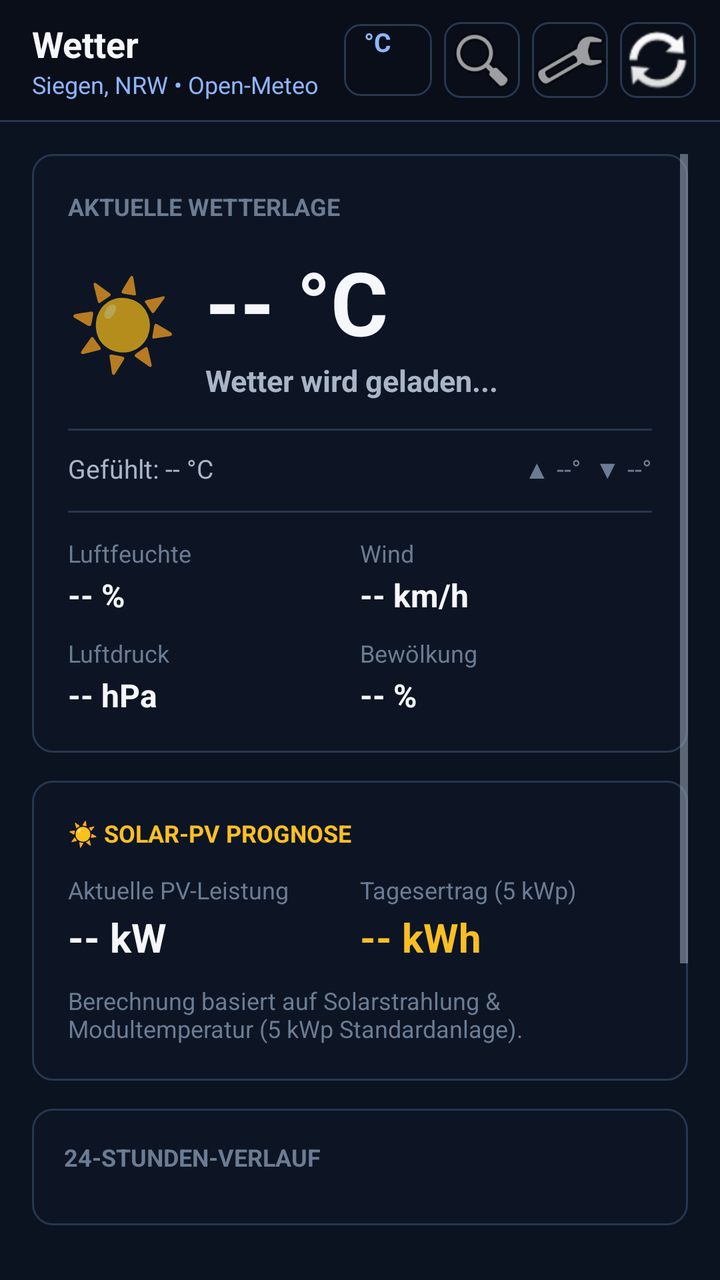
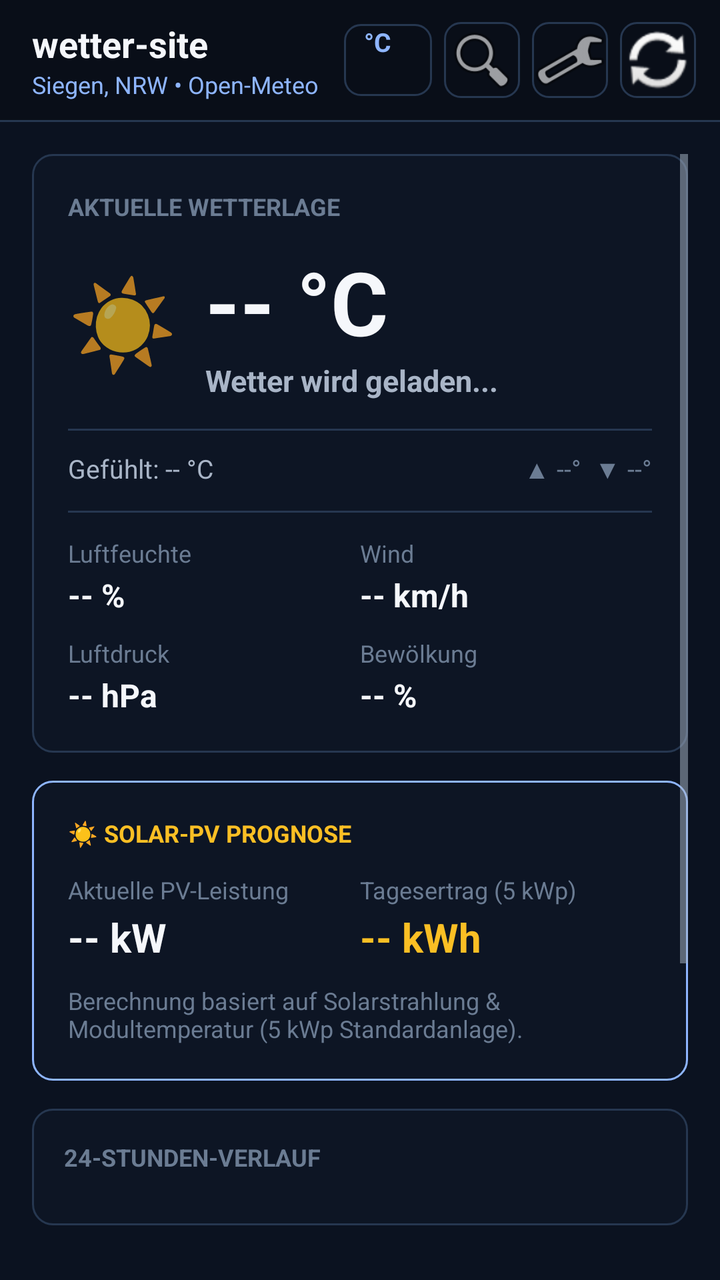

The first picture is an Android layout as it rendered before a commit; the second is the same layout after the commit. The layout source and the unified diff follow.
<!-- AndroidManifest.xml: application theme Theme.Wetter -->
<!-- res/layout/activity_main.xml -->
<?xml version="1.0" encoding="utf-8"?>
<LinearLayout xmlns:android="http://schemas.android.com/apk/res/android"
    android:layout_width="match_parent"
    android:layout_height="match_parent"
    android:background="@color/bg_page"
    android:orientation="vertical">

    
    <LinearLayout
        android:layout_width="match_parent"
        android:layout_height="60dp"
        android:background="@color/bg_surface"
        android:gravity="center_vertical"
        android:orientation="horizontal"
        android:paddingStart="16dp"
        android:paddingEnd="12dp">

        <LinearLayout
            android:id="@+id/btn_location_header"
            android:layout_width="0dp"
            android:layout_height="match_parent"
            android:layout_weight="1"
            android:gravity="center_vertical"
            android:orientation="vertical">

            <TextView
                android:id="@+id/tv_app_title"
                android:layout_width="wrap_content"
                android:layout_height="wrap_content"
                android:text="@string/app_name"
                android:textColor="@color/text_primary"
                android:textSize="18sp"
                android:textStyle="bold" />

            <TextView
                android:id="@+id/tv_location_name"
                android:layout_width="wrap_content"
                android:layout_height="wrap_content"
                android:ellipsize="end"
                android:maxLines="1"
                android:text="Siegen, NRW • Open-Meteo"
                android:textColor="@color/brand_blue"
                android:textSize="12sp" />
        </LinearLayout>

        <Button
            android:id="@+id/btn_unit_toggle"
            android:layout_width="wrap_content"
            android:layout_height="36dp"
            android:layout_marginEnd="6dp"
            android:background="@drawable/btn_bg"
            android:minWidth="44dp"
            android:paddingStart="10dp"
            android:paddingEnd="10dp"
            android:text="°C"
            android:textColor="@color/brand_blue"
            android:textSize="13sp"
            android:textStyle="bold" />

        <ImageButton
            android:id="@+id/btn_search"
            android:layout_width="38dp"
            android:layout_height="38dp"
            android:layout_marginEnd="6dp"
            android:background="@drawable/btn_bg"
            android:contentDescription="@string/search_title"
            android:src="@android:drawable/ic_menu_search" />

        <ImageButton
            android:id="@+id/btn_settings"
            android:layout_width="38dp"
            android:layout_height="38dp"
            android:layout_marginEnd="6dp"
            android:background="@drawable/btn_bg"
            android:contentDescription="@string/settings"
            android:src="@android:drawable/ic_menu_preferences" />

        <ImageButton
            android:id="@+id/btn_refresh"
            android:layout_width="38dp"
            android:layout_height="38dp"
            android:background="@drawable/btn_bg"
            android:contentDescription="@string/refresh"
            android:src="@android:drawable/ic_popup_sync" />
    </LinearLayout>

    <View
        android:layout_width="match_parent"
        android:layout_height="1dp"
        android:background="@color/border_subtle" />

    
    <LinearLayout
        android:id="@+id/search_bar_layout"
        android:layout_width="match_parent"
        android:layout_height="wrap_content"
        android:background="@color/bg_surface"
        android:orientation="vertical"
        android:padding="12dp"
        android:visibility="gone">

        <LinearLayout
            android:layout_width="match_parent"
            android:layout_height="wrap_content"
            android:orientation="horizontal">

            <EditText
                android:id="@+id/et_search_query"
                android:layout_width="0dp"
                android:layout_height="42dp"
                android:layout_weight="1"
                android:background="@drawable/btn_bg"
                android:hint="@string/search_hint"
                android:imeOptions="actionSearch"
                android:inputType="text"
                android:paddingStart="12dp"
                android:paddingEnd="12dp"
                android:textColor="@color/text_primary"
                android:textColorHint="@color/text_muted"
                android:textSize="13sp" />

            <Button
                android:id="@+id/btn_search_submit"
                android:layout_width="wrap_content"
                android:layout_height="42dp"
                android:layout_marginStart="8dp"
                android:background="@drawable/btn_bg"
                android:text="Suchen"
                android:textColor="@color/brand_blue"
                android:textSize="13sp"
                android:textStyle="bold" />
        </LinearLayout>

        <LinearLayout
            android:id="@+id/search_results_container"
            android:layout_width="match_parent"
            android:layout_height="wrap_content"
            android:layout_marginTop="8dp"
            android:orientation="vertical" />
    </LinearLayout>

    
    <TextView
        android:id="@+id/tv_status_banner"
        android:layout_width="match_parent"
        android:layout_height="wrap_content"
        android:background="@color/bg_card_hover"
        android:gravity="center"
        android:padding="8dp"
        android:text="@string/loading"
        android:textColor="@color/text_muted"
        android:textSize="12sp"
        android:visibility="gone" />

    
    <ScrollView
        android:layout_width="match_parent"
        android:layout_height="0dp"
        android:layout_weight="1"
        android:fillViewport="true"
        android:padding="16dp">

        <LinearLayout
            android:layout_width="match_parent"
            android:layout_height="wrap_content"
            android:orientation="vertical">

            
            <LinearLayout
                android:layout_width="match_parent"
                android:layout_height="wrap_content"
                android:background="@drawable/card_bg"
                android:orientation="vertical"
                android:padding="18dp">

                <TextView
                    android:layout_width="wrap_content"
                    android:layout_height="wrap_content"
                    android:text="@string/current_weather"
                    android:textAllCaps="true"
                    android:textColor="@color/text_muted"
                    android:textSize="12sp"
                    android:textStyle="bold" />

                
                <LinearLayout
                    android:layout_width="match_parent"
                    android:layout_height="wrap_content"
                    android:layout_marginTop="10dp"
                    android:gravity="center_vertical"
                    android:orientation="horizontal">

                    <TextView
                        android:id="@+id/tv_hero_icon"
                        android:layout_width="wrap_content"
                        android:layout_height="wrap_content"
                        android:layout_marginEnd="14dp"
                        android:text="☀️"
                        android:textSize="44sp" />

                    <LinearLayout
                        android:layout_width="0dp"
                        android:layout_height="wrap_content"
                        android:layout_weight="1"
                        android:orientation="vertical">

                        <TextView
                            android:id="@+id/tv_hero_temp"
                            android:layout_width="wrap_content"
                            android:layout_height="wrap_content"
                            android:text="-- °C"
                            android:textColor="@color/text_primary"
                            android:textSize="44sp"
                            android:textStyle="bold" />

                        <TextView
                            android:id="@+id/tv_hero_condition"
                            android:layout_width="wrap_content"
                            android:layout_height="wrap_content"
                            android:text="Wetter wird geladen..."
                            android:textColor="@color/text_secondary"
                            android:textSize="15sp"
                            android:textStyle="bold" />
                    </LinearLayout>
                </LinearLayout>

                <View
                    android:layout_width="match_parent"
                    android:layout_height="1dp"
                    android:layout_marginTop="14dp"
                    android:background="@color/border_subtle" />

                
                <LinearLayout
                    android:layout_width="match_parent"
                    android:layout_height="wrap_content"
                    android:layout_marginTop="10dp"
                    android:gravity="center_vertical"
                    android:orientation="horizontal">

                    <TextView
                        android:id="@+id/tv_hero_apparent"
                        android:layout_width="0dp"
                        android:layout_height="wrap_content"
                        android:layout_weight="1"
                        android:text="Gefühlt: -- °C"
                        android:textColor="@color/text_secondary"
                        android:textSize="13sp" />

                    <TextView
                        android:id="@+id/tv_hero_minmax"
                        android:layout_width="wrap_content"
                        android:layout_height="wrap_content"
                        android:text="▲ --°  ▼ --°"
                        android:textColor="@color/text_muted"
                        android:textSize="13sp" />
                </LinearLayout>

                <View
                    android:layout_width="match_parent"
                    android:layout_height="1dp"
                    android:layout_marginTop="12dp"
                    android:background="@color/border_subtle" />

                
                <LinearLayout
                    android:layout_width="match_parent"
                    android:layout_height="wrap_content"
                    android:layout_marginTop="12dp"
                    android:orientation="horizontal">

                    <LinearLayout
                        android:layout_width="0dp"
                        android:layout_height="wrap_content"
                        android:layout_weight="1"
                        android:orientation="vertical">

                        <TextView
                            android:layout_width="wrap_content"
                            android:layout_height="wrap_content"
                            android:text="@string/humidity"
                            android:textColor="@color/text_muted"
                            android:textSize="12sp" />

                        <TextView
                            android:id="@+id/tv_metric_humidity"
                            android:layout_width="wrap_content"
                            android:layout_height="wrap_content"
                            android:layout_marginTop="2dp"
                            android:text="-- %"
                            android:textColor="@color/text_primary"
                            android:textSize="16sp"
                            android:textStyle="bold" />
                    </LinearLayout>

                    <LinearLayout
                        android:layout_width="0dp"
                        android:layout_height="wrap_content"
                        android:layout_weight="1"
                        android:orientation="vertical">

                        <TextView
                            android:layout_width="wrap_content"
                            android:layout_height="wrap_content"
                            android:text="@string/wind"
                            android:textColor="@color/text_muted"
                            android:textSize="12sp" />

                        <TextView
                            android:id="@+id/tv_metric_wind"
                            android:layout_width="wrap_content"
                            android:layout_height="wrap_content"
                            android:layout_marginTop="2dp"
                            android:text="-- km/h"
                            android:textColor="@color/text_primary"
                            android:textSize="16sp"
                            android:textStyle="bold" />
                    </LinearLayout>
                </LinearLayout>

                <LinearLayout
                    android:layout_width="match_parent"
                    android:layout_height="wrap_content"
                    android:layout_marginTop="10dp"
                    android:orientation="horizontal">

                    <LinearLayout
                        android:layout_width="0dp"
                        android:layout_height="wrap_content"
                        android:layout_weight="1"
                        android:orientation="vertical">

                        <TextView
                            android:layout_width="wrap_content"
                            android:layout_height="wrap_content"
                            android:text="@string/pressure"
                            android:textColor="@color/text_muted"
                            android:textSize="12sp" />

                        <TextView
                            android:id="@+id/tv_metric_pressure"
                            android:layout_width="wrap_content"
                            android:layout_height="wrap_content"
                            android:layout_marginTop="2dp"
                            android:text="-- hPa"
                            android:textColor="@color/text_primary"
                            android:textSize="16sp"
                            android:textStyle="bold" />
                    </LinearLayout>

                    <LinearLayout
                        android:layout_width="0dp"
                        android:layout_height="wrap_content"
                        android:layout_weight="1"
                        android:orientation="vertical">

                        <TextView
                            android:layout_width="wrap_content"
                            android:layout_height="wrap_content"
                            android:text="@string/cloud_cover"
                            android:textColor="@color/text_muted"
                            android:textSize="12sp" />

                        <TextView
                            android:id="@+id/tv_metric_cloud"
                            android:layout_width="wrap_content"
                            android:layout_height="wrap_content"
                            android:layout_marginTop="2dp"
                            android:text="-- %"
                            android:textColor="@color/text_primary"
                            android:textSize="16sp"
                            android:textStyle="bold" />
                    </LinearLayout>
                </LinearLayout>
            </LinearLayout>

            
            <LinearLayout
                android:layout_width="match_parent"
                android:layout_height="wrap_content"
                android:layout_marginTop="14dp"
                android:background="@drawable/card_bg"
                android:orientation="vertical"
                android:padding="18dp">

                <TextView
                    android:layout_width="wrap_content"
                    android:layout_height="wrap_content"
                    android:text="@string/solar_pv"
                    android:textAllCaps="true"
                    android:textColor="@color/pv_accent"
                    android:textSize="12sp"
                    android:textStyle="bold" />

                <LinearLayout
                    android:layout_width="match_parent"
                    android:layout_height="wrap_content"
                    android:layout_marginTop="12dp"
                    android:orientation="horizontal">

                    <LinearLayout
                        android:layout_width="0dp"
                        android:layout_height="wrap_content"
                        android:layout_weight="1"
                        android:orientation="vertical">

                        <TextView
                            android:layout_width="wrap_content"
                            android:layout_height="wrap_content"
                            android:text="@string/pv_power"
                            android:textColor="@color/text_muted"
                            android:textSize="12sp" />

                        <TextView
                            android:id="@+id/tv_pv_current"
                            android:layout_width="wrap_content"
                            android:layout_height="wrap_content"
                            android:layout_marginTop="2dp"
                            android:text="-- kW"
                            android:textColor="@color/text_primary"
                            android:textSize="20sp"
                            android:textStyle="bold" />
                    </LinearLayout>

                    <LinearLayout
                        android:layout_width="0dp"
                        android:layout_height="wrap_content"
                        android:layout_weight="1"
                        android:orientation="vertical">

                        <TextView
                            android:layout_width="wrap_content"
                            android:layout_height="wrap_content"
                            android:text="@string/pv_today"
                            android:textColor="@color/text_muted"
                            android:textSize="12sp" />

                        <TextView
                            android:id="@+id/tv_pv_energy"
                            android:layout_width="wrap_content"
                            android:layout_height="wrap_content"
                            android:layout_marginTop="2dp"
                            android:text="-- kWh"
                            android:textColor="@color/pv_accent"
                            android:textSize="20sp"
                            android:textStyle="bold" />
                    </LinearLayout>
                </LinearLayout>

                <TextView
                    android:layout_width="wrap_content"
                    android:layout_height="wrap_content"
                    android:layout_marginTop="10dp"
                    android:text="Berechnung basiert auf Solarstrahlung &amp; Modultemperatur (5 kWp Standardanlage)."
                    android:textColor="@color/text_muted"
                    android:textSize="12sp" />
            </LinearLayout>

            
            <LinearLayout
                android:layout_width="match_parent"
                android:layout_height="wrap_content"
                android:layout_marginTop="14dp"
                android:background="@drawable/card_bg"
                android:orientation="vertical"
                android:padding="16dp">

                <TextView
                    android:layout_width="wrap_content"
                    android:layout_height="wrap_content"
                    android:text="@string/hourly_forecast"
                    android:textAllCaps="true"
                    android:textColor="@color/text_muted"
                    android:textSize="12sp"
                    android:textStyle="bold" />

                <HorizontalScrollView
                    android:layout_width="match_parent"
                    android:layout_height="wrap_content"
                    android:layout_marginTop="10dp"
                    android:scrollbars="none">

                    <LinearLayout
                        android:id="@+id/hourly_forecast_container"
                        android:layout_width="wrap_content"
                        android:layout_height="wrap_content"
                        android:orientation="horizontal" />
                </HorizontalScrollView>
            </LinearLayout>

            
            <LinearLayout
                android:layout_width="match_parent"
                android:layout_height="wrap_content"
                android:layout_marginTop="14dp"
                android:background="@drawable/card_bg"
                android:orientation="vertical"
                android:padding="16dp">

                <TextView
                    android:layout_width="wrap_content"
                    android:layout_height="wrap_content"
                    android:text="@string/daily_forecast"
                    android:textAllCaps="true"
                    android:textColor="@color/text_muted"
                    android:textSize="12sp"
                    android:textStyle="bold" />

                <LinearLayout
                    android:id="@+id/daily_forecast_container"
                    android:layout_width="match_parent"
                    android:layout_height="wrap_content"
                    android:layout_marginTop="10dp"
                    android:orientation="vertical" />
            </LinearLayout>

            
            <LinearLayout
                android:layout_width="match_parent"
                android:layout_height="wrap_content"
                android:layout_marginTop="14dp"
                android:background="@drawable/btn_bg"
                android:orientation="vertical"
                android:padding="14dp">

                <TextView
                    android:layout_width="wrap_content"
                    android:layout_height="wrap_content"
                    android:lineSpacingExtra="3dp"
                    android:text="@string/widget_tip"
                    android:textColor="@color/brand_blue"
                    android:textSize="13sp" />
            </LinearLayout>

            
            <TextView
                android:id="@+id/tv_footer_license"
                android:layout_width="match_parent"
                android:layout_height="wrap_content"
                android:layout_marginTop="16dp"
                android:layout_marginBottom="16dp"
                android:gravity="center"
                android:text="@string/open_source_info"
                android:textColor="@color/text_muted"
                android:textSize="12sp" />
        </LinearLayout>
    </ScrollView>
</LinearLayout>
<!-- resources referenced by this layout -->
<resources>
  <color name="bg_card_hover">#152035</color>
  <color name="bg_page">#0b1220</color>
  <color name="bg_surface">#090e18</color>
  <color name="border_subtle">#263750</color>
  <color name="brand_blue">#8eb5ff</color>
  <color name="pv_accent">#fbbf24</color>
  <color name="text_muted">#6b7c93</color>
  <color name="text_primary">#f5f7fb</color>
  <color name="text_secondary">#a9b5c7</color>
  <!-- drawable btn_bg (drawable) -->
  <?xml version="1.0" encoding="utf-8"?>
  <shape xmlns:android="http://schemas.android.com/apk/res/android" android:shape="rectangle">
      <solid android:color="@color/bg_input"/>
      <stroke
          android:width="1dp"
          android:color="@color/border_subtle"/>
      <corners android:radius="8dp"/>
  </shape>
  <!-- drawable card_bg (drawable) -->
  <?xml version="1.0" encoding="utf-8"?>
  <shape xmlns:android="http://schemas.android.com/apk/res/android" android:shape="rectangle">
      <solid android:color="@color/bg_card"/>
      <stroke
          android:width="1dp"
          android:color="@color/border_subtle"/>
      <corners android:radius="10dp"/>
  </shape>
  <string name="app_name">Wetter</string>
  <string name="cloud_cover">Bewölkung</string>
  <string name="current_weather">Aktuelle Wetterlage</string>
  <string name="daily_forecast">7-Tage-Vorhersage</string>
  <string name="hourly_forecast">24-Stunden-Verlauf</string>
  <string name="humidity">Luftfeuchte</string>
  <string name="loading">Lade Wetterdaten...</string>
  <string name="open_source_info">100% Freie Open-Source Software (GPL-3.0) • Keine Tracker, keine Werbung, keine Relay-Server.</string>
  <string name="pressure">Luftdruck</string>
  <string name="pv_power">Aktuelle PV-Leistung</string>
  <string name="pv_today">Tagesertrag (5 kWp)</string>
  <string name="refresh">Aktualisieren</string>
  <string name="search_hint">Ort suchen (z. B. Siegen, Berlin, Köln)...</string>
  <string name="search_title">Ort auswählen</string>
  <string name="settings">Einstellungen</string>
  <string name="solar_pv">☀️ Solar-PV Prognose</string>
  <string name="widget_tip">💡 Tipp: Füge das Wetter-Widget zu deinem Startbildschirm hinzu für Live-Wetter auf einen Blick!</string>
  <string name="wind">Wind</string>
  <style name="Theme.Wetter" parent="@android:style/Theme.Material.NoActionBar">
          <item name="android:textColorPrimary">@color/text_primary</item>
          <item name="android:textColorSecondary">@color/text_secondary</item>
          <item name="android:windowBackground">@color/bg_page</item>
          <item name="android:colorPrimary">@color/bg_surface</item>
          <item name="android:colorPrimaryDark">@color/bg_page</item>
          <item name="android:colorAccent">@color/brand_blue</item>
          <item name="android:statusBarColor">@color/bg_page</item>
          <item name="android:navigationBarColor">@color/bg_surface</item>
      </style>
  <color name="bg_input">#090e18</color>
  <color name="bg_card">#0d1524</color>
</resources>

<!-- the commit's change to res/layout/activity_main.xml (unified diff, before → after) -->
@@ -379,7 +379,7 @@
                 android:layout_width="match_parent"
                 android:layout_height="wrap_content"
                 android:layout_marginTop="14dp"
-                android:background="@drawable/card_bg"
+                android:background="@drawable/card_bg_accent"
                 android:orientation="vertical"
                 android:padding="18dp">
 
<!-- resource entries referenced after the edit -->
@@ -27,7 +27,16 @@
           android:color="@color/border_subtle"/>
       <corners android:radius="10dp"/>
   </shape>
-  <string name="app_name">Wetter</string>
+  <!-- drawable card_bg_accent (drawable) -->
+  <?xml version="1.0" encoding="utf-8"?>
+  <shape xmlns:android="http://schemas.android.com/apk/res/android" android:shape="rectangle">
+      <solid android:color="@color/bg_card"/>
+      <stroke
+          android:width="1dp"
+          android:color="@color/brand_blue"/>
+      <corners android:radius="10dp"/>
+  </shape>
+  <string name="app_name">wetter-site</string>
   <string name="cloud_cover">Bewölkung</string>
   <string name="current_weather">Aktuelle Wetterlage</string>
   <string name="daily_forecast">7-Tage-Vorhersage</string>
